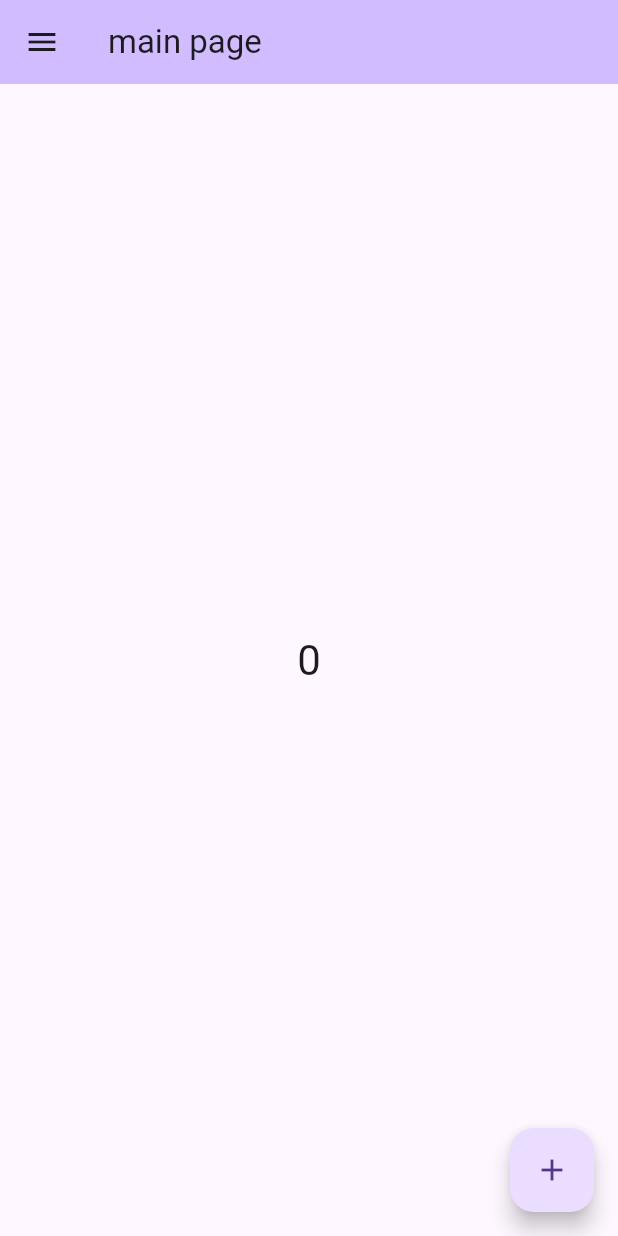
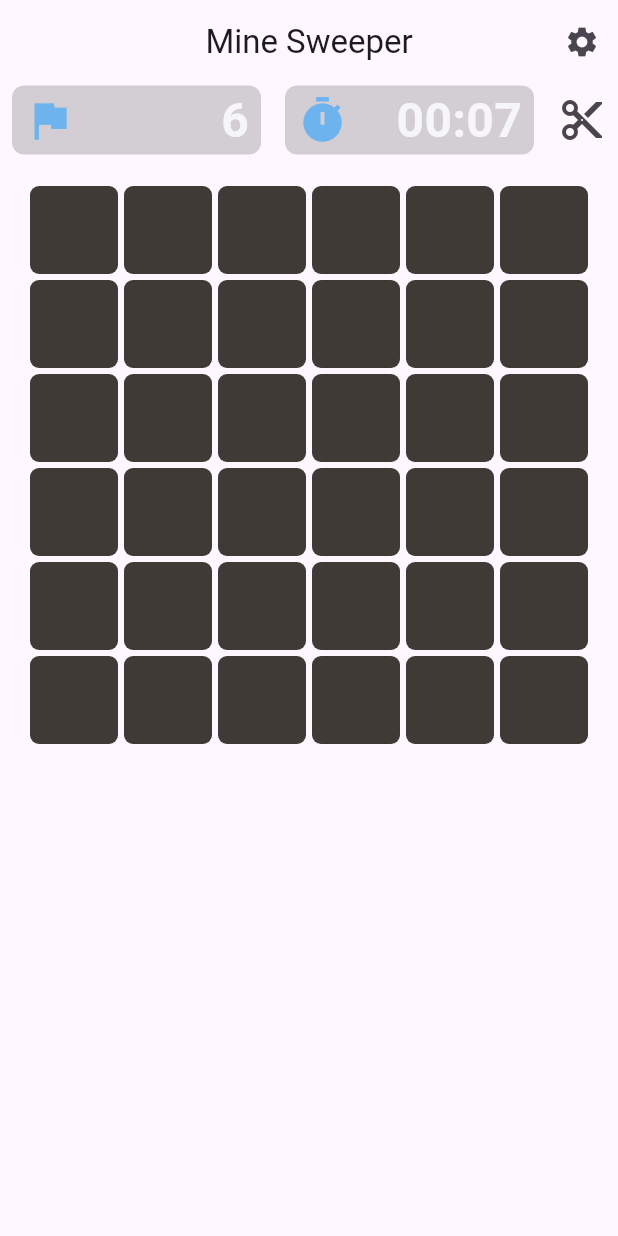
Before and after one commit to Yunitrish006006/adaptor_game, a Flutter app: the screen it shows after launch, on a phone screen of 412 x 824 dp. Run offline on Flutter 3.47's test engine with Material 3 defaults, Android fonts, the phone set to English and light mode, and no system bars; generated files the repository leaves out were written again.

Commit message:
mine sweeper v1.0

```diff
--- /dev/null
+++ b/devtools_options.yaml
@@ -0,0 +1,3 @@
+description: This file stores settings for Dart & Flutter DevTools.
+documentation: https://docs.flutter.dev/tools/devtools/extensions#configure-extension-enablement-states
+extensions:
--- a/lib/l10n/app_en.arb
+++ b/lib/l10n/app_en.arb
@@ -6,5 +6,9 @@
   "language":"Language",
   "theme":"Theme",
 
-  "title_main":"main page"
+  "title_main":"main page",
+  "title_setting":"settings",
+  "title_mine_sweeper" : "Mine Sweeper",
+  "message_win" : "You Win!",
+  "message_lose" : "You lose!"
 }
--- a/lib/l10n/app_zh.arb
+++ b/lib/l10n/app_zh.arb
@@ -6,5 +6,9 @@
   "language":"語言",
   "theme":"主題",
 
-  "title_main":"主頁"
+  "title_main":"主頁",
+  "title_setting":"設定",
+  "title_mine_sweeper" : "踩地雷",
+  "message_win" : "你贏了!",
+  "message_lose" : "你輸了!"
 }
--- a/lib/main.dart
+++ b/lib/main.dart
@@ -1,7 +1,6 @@
 import 'dart:io';
-
-import 'package:adaptor_games/common/combined_notifier.dart';
-import 'package:adaptor_games/main_page.dart';
+import 'package:adaptor_games/ui/combined_notifier.dart';
+import 'package:adaptor_games/ui/screens/mine_sweeper_screen.dart';
 import 'package:flutter/material.dart';
 import 'package:flutter_gen/gen_l10n/app_localizations.dart';
 import 'package:provider/provider.dart';
@@ -28,7 +27,7 @@ class MyApp extends StatelessWidget {
             locale: notifier.currentLocale,
             localizationsDelegates: AppLocalizations.localizationsDelegates,
             supportedLocales: AppLocalizations.supportedLocales,
-            home: const MyHomePage(),
+            home: const MineSweepGameScreen(),
           );
         },
       ),
--- a/lib/main_page.dart
+++ /dev/null
@@ -1,49 +0,0 @@
-import 'package:adaptor_games/common/combined_notifier.dart';
-import 'package:adaptor_games/common/components.dart';
-import 'package:flutter/material.dart';
-import 'package:flutter_gen/gen_l10n/app_localizations.dart';
-import 'package:provider/provider.dart';
-
-class MyHomePage extends StatefulWidget {
-  const MyHomePage({super.key});
-
-  @override
-  State<MyHomePage> createState() => _MyHomePageState();
-}
-
-class _MyHomePageState extends State<MyHomePage> {
-  int _counter = 0;
-
-  void _incrementCounter() {
-    setState(() {
-      _counter++;
-    });
-  }
-
-  @override
-  Widget build(BuildContext context) {
-    return Scaffold(
-      appBar: AppBar(
-        backgroundColor: Theme.of(context).colorScheme.inversePrimary,
-        title: Text(AppLocalizations.of(context)!.title_main),
-      ),
-      drawer: drawer(context, Provider.of<CombinedNotifier>(context)),
-      body: Center(
-        child: Column(
-          mainAxisAlignment: MainAxisAlignment.center,
-          children: <Widget>[
-            Text(
-              '$_counter',
-              style: Theme.of(context).textTheme.headlineMedium,
-            ),
-          ],
-        ),
-      ),
-      floatingActionButton: FloatingActionButton(
-        onPressed: _incrementCounter,
-        tooltip: 'Increment',
-        child: const Icon(Icons.add),
-      ),
-    );
-  }
-}
--- a/lib/common/components.dart
+++ b/lib/ui/components.dart
@@ -1,4 +1,5 @@
-import 'package:adaptor_games/common/combined_notifier.dart';
+import 'package:adaptor_games/ui/combined_notifier.dart';
+import 'package:adaptor_games/utils/color_operation.dart';
 import 'package:flutter/material.dart';
 import 'package:flutter_gen/gen_l10n/app_localizations.dart';
 import 'package:provider/provider.dart';
@@ -66,17 +67,55 @@ Widget themeKit(BuildContext context, CombinedNotifier notifier) {
       AppLocalizations.of(context)!.theme);
 }
 
-Drawer drawer(BuildContext context, CombinedNotifier notifier) {
-  return Drawer(
-    child: Padding(
-      padding: const EdgeInsets.symmetric(vertical: 50),
-      child: GridTile(
-        child: Column(
-          children: [
-            languageKit(context, notifier),
-            themeKit(context, notifier),
-          ],
-        ),
+IconButton settingButton(BuildContext context) {
+  CombinedNotifier notifier = Provider.of<CombinedNotifier>(context);
+  return IconButton(
+      onPressed: () {
+        showDialog(
+          context: context,
+          builder: (conytext) => AlertDialog(
+            title: Text(
+              AppLocalizations.of(context)!.title_setting,
+              textAlign: TextAlign.center,
+            ),
+            content: Column(
+              children: [
+                languageKit(context, notifier),
+                themeKit(context, notifier),
+              ],
+            ),
+          ),
+        );
+      },
+      icon: const Icon(Icons.settings));
+}
+
+Expanded getStatusField(BuildContext context, IconData icon, String value) {
+  ThemeData theme = Theme.of(context);
+  return Expanded(
+    child: Container(
+      margin: const EdgeInsets.symmetric(horizontal: 8),
+      padding: const EdgeInsets.symmetric(horizontal: 8),
+      decoration: BoxDecoration(
+        color: add3_2(theme.canvasColor, theme.hintColor),
+        borderRadius: BorderRadius.circular(8),
+      ),
+      child: Row(
+        mainAxisAlignment: MainAxisAlignment.spaceBetween,
+        children: [
+          Icon(
+            icon,
+            color: add3_2(Colors.blue, theme.secondaryHeaderColor),
+            size: 34,
+          ),
+          Text(
+            value,
+            style: TextStyle(
+                color: add4_1(Colors.white, theme.secondaryHeaderColor),
+                fontSize: 32,
+                fontWeight: FontWeight.bold),
+          ),
+        ],
       ),
     ),
   );
--- /dev/null
+++ b/lib/ui/screens/mine_sweeper_screen.dart
@@ -0,0 +1,204 @@
+import 'package:adaptor_games/ui/components.dart';
+import 'package:adaptor_games/ui/theme/colors.dart';
+import 'package:adaptor_games/utils/game_helper.dart';
+import 'package:flutter/material.dart';
+import 'package:flutter_gen/gen_l10n/app_localizations.dart';
+import 'dart:async';
+
+class MineSweepGameScreen extends StatefulWidget {
+  const MineSweepGameScreen({super.key});
+
+  @override
+  State<MineSweepGameScreen> createState() => _MineSweepGameScreenState();
+}
+
+class _MineSweepGameScreenState extends State<MineSweepGameScreen> {
+  MineSweeperGame gameData = MineSweeperGame();
+  Timer? _timer;
+  int _secondsElapsed = 0;
+
+  @override
+  void initState() {
+    super.initState();
+    gameData.generateMap();
+    _startTimer();
+  }
+
+  @override
+  void dispose() {
+    _timer?.cancel();
+    super.dispose();
+  }
+
+  void _startTimer() {
+    _timer = Timer.periodic(const Duration(seconds: 1), (timer) {
+      setState(() {
+        _secondsElapsed++;
+      });
+    });
+  }
+
+  void _resetTimer() {
+    setState(() {
+      _secondsElapsed = 0;
+    });
+    _timer?.cancel();
+    _startTimer();
+  }
+
+  String _formatTime(int seconds) {
+    final minutes = seconds ~/ 60;
+    final remainingSeconds = seconds % 60;
+    return '${minutes.toString().padLeft(2, '0')}:${remainingSeconds.toString().padLeft(2, '0')}';
+  }
+
+  @override
+  Widget build(BuildContext context) {
+    Widget getContent(
+        BuildContext context, Cell current, MineSweeperGame game) {
+      if (game.gameOver) {
+        if (current.content == "X") {
+          return const Text(
+            "💣",
+            style: TextStyle(fontSize: 32),
+          );
+        } else if (current.content == "") {
+          return Container();
+        } else {
+          return Text(
+            "${current.content}",
+            style: TextStyle(
+              color: AppColor.letterColors[current.content],
+              fontSize: 20,
+            ),
+          );
+        }
+      } else {
+        if (current.flagged) {
+          return const Icon(Icons.flag);
+        } else {
+          if (current.reveal) {
+            return Text(
+              "${current.content}",
+              style: TextStyle(
+                  color: AppColor.letterColors[current.content], fontSize: 20),
+            );
+          } else {
+            return Container();
+          }
+        }
+      }
+    }
+
+    Widget getTile(BuildContext context, int index) {
+      Cell current = gameData.gameMap[index];
+      return GestureDetector(
+        onTap: gameData.gameOver
+            ? null
+            : () {
+                setState(() {
+                  if (gameData.mode == "defuse") {
+                    gameData.sweepCell(current);
+                  } else if (gameData.mode == "flag") {
+                    gameData.flagCell(current);
+                  }
+                  if (gameData.gameOver) _timer?.cancel();
+                });
+              },
+        child: Container(
+          decoration: BoxDecoration(
+            color: current.reveal
+                ? AppColor.clickedCard
+                : AppColor.lightPrimaryColor,
+            borderRadius: BorderRadius.circular(6),
+          ),
+          child: Center(child: getContent(context, current, gameData)),
+        ),
+      );
+    }
+
+    Widget switchButton(BuildContext context, MineSweeperGame game) {
+      if (game.mode == "defuse") {
+        return IconButton(
+            onPressed: () {
+              setState(() {
+                game.mode = "flag";
+              });
+            },
+            icon: const Icon(Icons.cut, size: 32));
+      } else {
+        return IconButton(
+            onPressed: () {
+              setState(() {
+                game.mode = "defuse";
+              });
+            },
+            icon: const Icon(Icons.flag, size: 32));
+      }
+    }
+
+    return Scaffold(
+      appBar: AppBar(
+        elevation: 0.0,
+        centerTitle: true,
+        title: Text(AppLocalizations.of(context)!.title_mine_sweeper),
+        actions: [settingButton(context)],
+      ),
+      body: Column(
+        mainAxisAlignment: MainAxisAlignment.start,
+        children: [
+          Row(
+            mainAxisAlignment: MainAxisAlignment.spaceAround,
+            children: [
+              getStatusField(
+                  context,
+                  Icons.flag,
+                  (MineSweeperGame.mineCountSetting - gameData.flagCount)
+                      .toString()),
+              getStatusField(
+                  context, Icons.timer, _formatTime(_secondsElapsed)),
+              switchButton(context, gameData),
+            ],
+          ),
+          Container(
+            width: double.infinity,
+            height: 520,
+            padding: const EdgeInsets.all(20),
+            child: GridView.builder(
+                gridDelegate: SliverGridDelegateWithFixedCrossAxisCount(
+                  crossAxisCount: MineSweeperGame.row,
+                  crossAxisSpacing: 4,
+                  mainAxisSpacing: 4,
+                ),
+                itemCount: MineSweeperGame.cells,
+                itemBuilder: getTile),
+          ),
+          gameData.gameOver
+              ? Row(
+                  mainAxisAlignment: MainAxisAlignment.center,
+                  children: [
+                    Text(
+                      gameData.win
+                          ? AppLocalizations.of(context)!.message_win
+                          : AppLocalizations.of(context)!.message_lose,
+                      style: const TextStyle(
+                          fontWeight: FontWeight.bold, fontSize: 32),
+                    ),
+                    IconButton(
+                      onPressed: () {
+                        setState(() {
+                          gameData.resetGame();
+                          gameData.gameOver = false;
+                          _resetTimer();
+                        });
+                      },
+                      icon: const Icon(Icons.refresh, size: 40),
+                    )
+                  ],
+                )
+              : Container(),
+        ],
+      ),
+    );
+  }
+}
--- /dev/null
+++ b/lib/ui/theme/colors.dart
@@ -0,0 +1,30 @@
+import 'package:flutter/material.dart';
+
+class AppColor {
+  static Color primaryColor = const Color(0xff1f1b18);
+  static Color secondaryColor = const Color(0xffdd6e41);
+  static Color accentColor = const Color(0xff7a9eb8);
+  static Color lightPrimaryColor = const Color(0xff3f3a36);
+  static Color clickedCard = const Color(0xff818181);
+
+  static List<Color> letterColors = [
+    Colors.white,
+    Colors.blue.shade100,
+    Colors.greenAccent,
+    Colors.green,
+    Colors.yellow,
+    Colors.amber,
+    Colors.orange,
+    Colors.red,
+  ];
+
+  ThemeData getTheme(BuildContext context) {
+    return ThemeData(
+      useMaterial3: true,
+      colorScheme: ColorScheme.fromSeed(
+        seedColor: Colors.purple,
+        brightness: Brightness.dark,
+      ),
+    );
+  }
+}
--- /dev/null
+++ b/lib/utils/game_helper.dart
@@ -0,0 +1,138 @@
+import 'dart:math';
+
+class MineSweeperGame {
+  static int row = 6;
+  static int col = 6;
+  static int cells = row * col;
+  String mode = "defuse";
+  bool gameOver = false;
+  int flagCount = 0;
+  static int mineCountSetting = 6;
+  List<Cell> gameMap = [];
+  bool win = false;
+  static List<List<Cell>> map = List.generate(
+      row, (x) => List.generate(col, (y) => Cell(x, y, "", false)));
+  void generateMap() {
+    placeMines(mineCountSetting);
+    for (int i = 0; i < row; i++) {
+      for (int j = 0; j < col; j++) {
+        gameMap.add(map[i][j]);
+      }
+    }
+  }
+
+  void resetGame() {
+    map = List.generate(
+        row, (x) => List.generate(col, (y) => Cell(x, y, "", false)));
+    gameMap.clear();
+    flagCount = 0;
+    mode = "defuse";
+    generateMap();
+  }
+
+  static void placeMines(int minesNumber) {
+    Random random = Random();
+    for (int i = 0; i < minesNumber; i++) {
+      int mineRow = random.nextInt(row);
+      int mineCol = random.nextInt(col);
+      if (map[mineRow][mineCol].content != "X") {
+        map[mineRow][mineCol] = Cell(mineRow, mineCol, "X", false);
+      }
+    }
+  }
+
+  void showMines() {
+    for (int i = 0; i < row; i++) {
+      for (int j = 0; j < col; j++) {
+        if (map[i][j].content == "X") {
+          map[i][j].reveal = true;
+        }
+      }
+    }
+  }
+
+  void sweepCell(Cell cell) {
+    if (cell.flagged) return;
+    if (cell.content == "X" || getLeftMine() == 0) {
+      showMines();
+      gameOver = true;
+    } else {
+      int mineCount = 0;
+      int cellRow = cell.row;
+      int cellCol = cell.col;
+      for (int i = max(cellRow - 1, 0); i <= min(cellRow + 1, row - 1); i++) {
+        for (int j = max(cellCol - 1, 0); j <= min(cellCol + 1, col - 1); j++) {
+          if (map[i][j].content == "X") {
+            mineCount++;
+          }
+        }
+      }
+      cell.content = mineCount;
+      cell.reveal = true;
+      if (mineCount == 0) {
+        for (int i = max(cellRow - 1, 0); i <= min(cellRow + 1, row - 1); i++) {
+          for (int j = max(cellCol - 1, 0);
+              j <= min(cellCol + 1, col - 1);
+              j++) {
+            if (map[i][j].content == "") {
+              sweepCell(map[i][j]);
+            }
+          }
+        }
+      }
+    }
+  }
+
+  void flagCell(Cell cell) {
+    if (cell.reveal) return;
+    if (cell.flagged) {
+      cell.flagged = false;
+      flagCount--;
+    } else {
+      cell.flagged = true;
+      flagCount++;
+    }
+    if (flagCount >= getActualMine()) {
+      gameOver = true;
+      if (getLeftMine() > 0) {
+        win = false;
+        showMines();
+      } else {
+        win = true;
+      }
+    }
+  }
+
+  int getLeftMine() {
+    int leftMineCount = 0;
+    for (int i = 0; i < row; i++) {
+      for (int j = 0; j < col; j++) {
+        if (map[i][j].content == "X" && map[i][j].flagged == false) {
+          leftMineCount++;
+        }
+      }
+    }
+    return leftMineCount;
+  }
+
+  int getActualMine() {
+    int leftMineCount = 0;
+    for (int i = 0; i < row; i++) {
+      for (int j = 0; j < col; j++) {
+        if (map[i][j].content == "X") {
+          leftMineCount++;
+        }
+      }
+    }
+    return leftMineCount;
+  }
+}
+
+class Cell {
+  int row;
+  int col;
+  dynamic content;
+  bool reveal = false;
+  bool flagged = false;
+  Cell(this.row, this.col, this.content, this.reveal);
+}
```
Also changed, not shown: lib/utils/color_operation.dart (added, +13 -0 lines), lib/ui/combined_notifier.dart (renamed from lib/common/combined_notifier.dart).
